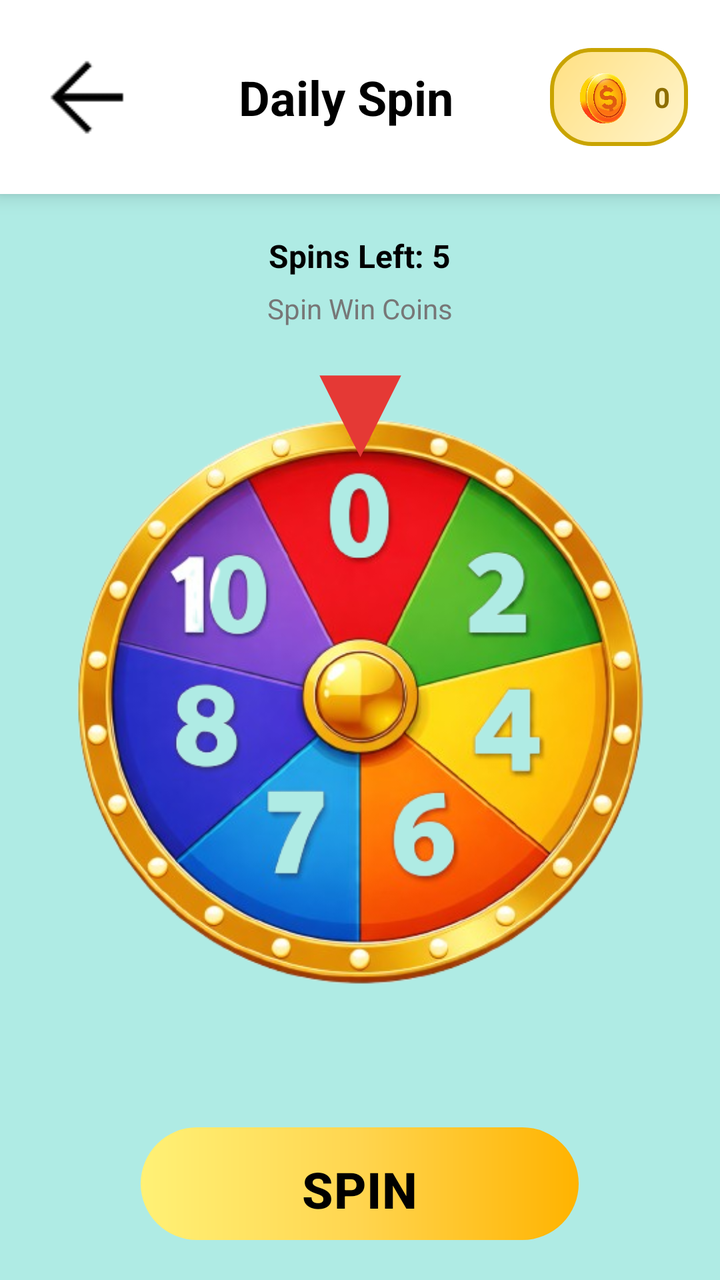
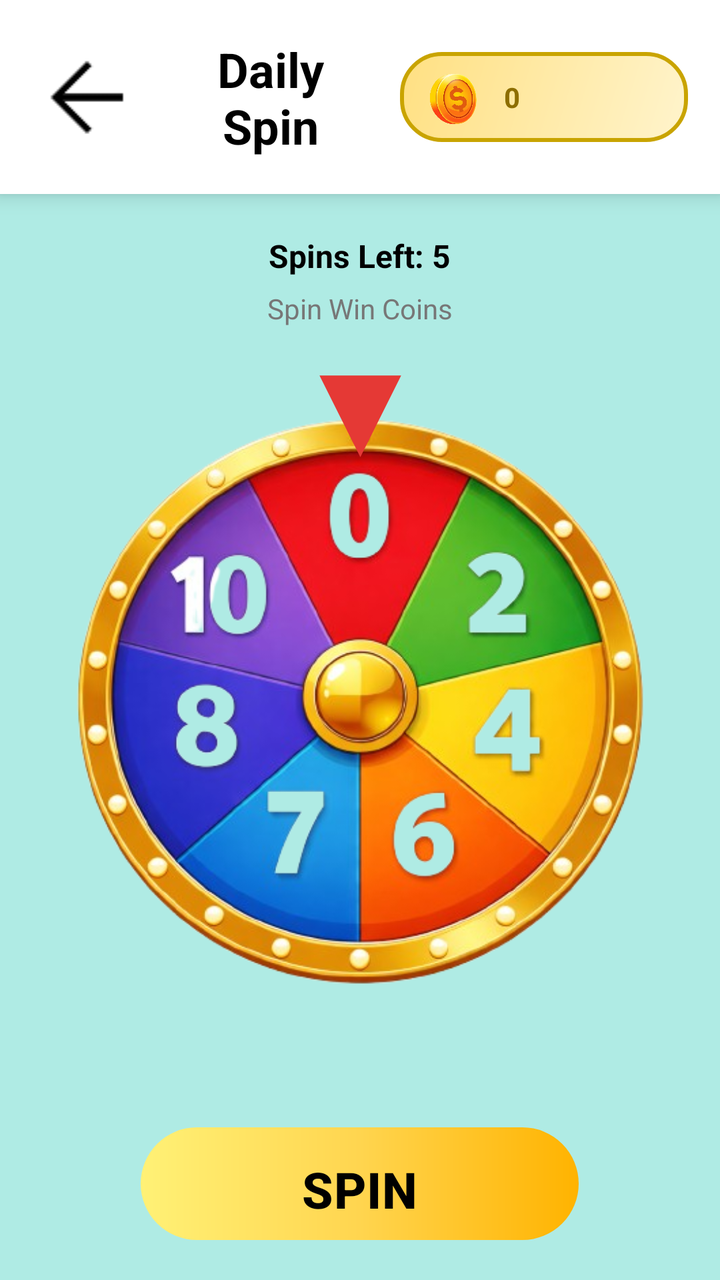

An Android layout rendered at two revisions. The XML below is the earlier revision; the diff shows what the commit changed to produce the second picture.
<!-- AndroidManifest.xml: application theme Theme.RGamer -->
<!-- res/layout/activity_daily_spin.xml -->
<?xml version="1.0" encoding="utf-8"?>
<LinearLayout xmlns:android="http://schemas.android.com/apk/res/android"
    xmlns:app="http://schemas.android.com/apk/res-auto"
    android:layout_width="match_parent"
    android:layout_height="match_parent"
    android:orientation="vertical"
    android:background="#02FFD7">

    
    <androidx.constraintlayout.widget.ConstraintLayout
        android:layout_width="match_parent"
        android:layout_height="97dp"
        android:background="@android:color/white"
        android:elevation="6dp"
        android:paddingHorizontal="16dp">

        
        <ImageView
            android:id="@+id/btnBack"
            android:layout_width="55dp"
            android:layout_height="54dp"
            android:contentDescription="Back"
            android:src="@drawable/back_arrow"
            app:layout_constraintBottom_toBottomOf="parent"
            app:layout_constraintStart_toStartOf="parent"
            app:layout_constraintTop_toTopOf="parent" />

        
        <LinearLayout
            android:id="@+id/layoutCoins"
            android:layout_width="69dp"
            android:layout_height="49dp"
            android:background="@drawable/bg_coin_gradient"
            android:gravity="center_vertical"
            android:orientation="horizontal"
            android:paddingHorizontal="8dp"
            android:paddingVertical="4dp"
            app:layout_constraintBottom_toBottomOf="parent"
            app:layout_constraintEnd_toEndOf="parent"
            app:layout_constraintTop_toTopOf="parent">

            <ImageView
                android:layout_width="38dp"
                android:layout_height="38dp"
                android:src="@drawable/ic_coin" />

            <TextView
                android:id="@+id/txtCoins"
                android:layout_width="wrap_content"
                android:layout_height="wrap_content"
                android:layout_marginStart="6dp"
                android:text="0"
                android:textColor="#8D6E00"
                android:textSize="14sp"
                android:textStyle="bold" />
        </LinearLayout>

        
        <TextView
            android:id="@+id/txtTitle"
            android:layout_width="0dp"
            android:layout_height="wrap_content"
            android:text="Daily Spin"
            android:textColor="@color/black"
            android:textSize="24sp"
            android:textStyle="bold"
            android:gravity="center"
            android:layout_marginHorizontal="12dp"
            app:layout_constraintStart_toEndOf="@id/btnBack"
            app:layout_constraintEnd_toStartOf="@id/layoutCoins"
            app:layout_constraintTop_toTopOf="parent"
            app:layout_constraintBottom_toBottomOf="parent" />

    </androidx.constraintlayout.widget.ConstraintLayout>

    
    <LinearLayout
        android:layout_width="match_parent"
        android:layout_height="match_parent"
        android:background="#AFEBE4"
        android:gravity="center_horizontal"
        android:orientation="vertical"
        android:padding="20dp">

        
        <TextView
            android:id="@+id/txtSpinsLeft"
            android:layout_width="wrap_content"
            android:layout_height="wrap_content"
            android:layout_marginBottom="6dp"
            android:text="Spins Left: 5"
            android:textColor="@color/black"
            android:textSize="16sp"
            android:textStyle="bold" />

        
        <TextView
            android:layout_width="wrap_content"
            android:layout_height="wrap_content"
            android:layout_marginBottom="20dp"
            android:text="Spin Win Coins"
            android:textColor="#777777"
            android:textSize="14sp" />

        
        <FrameLayout
            android:layout_width="300dp"
            android:layout_height="340dp"
            android:layout_marginBottom="28dp">

            

            

            <ImageView
                android:id="@+id/imgWheel"
                android:layout_width="352dp"
                android:layout_height="340dp"
                android:layout_gravity="bottom|center_horizontal"
                android:rotation="0"
                android:src="@drawable/spin_wheel" />

            <ImageView
                android:id="@+id/imgPointer"
                android:layout_width="84dp"
                android:layout_height="49dp"
                android:layout_gravity="top|center_horizontal"
                android:src="@drawable/ic_pointer" />
        </FrameLayout>

        
        <com.google.android.material.button.MaterialButton
            android:id="@+id/btnSpin"
            android:layout_width="219dp"
            android:layout_height="wrap_content"
            android:layout_marginTop="12dp"
            android:background="@drawable/bg_button_ripple"
            android:paddingHorizontal="22dp"
            android:paddingVertical="10dp"
            android:text="SPIN"
            android:textColor="#000000"
            android:textSize="25sp"
            android:textStyle="bold"
            app:backgroundTint="@null"
            app:rippleColor="@null" />

        <com.google.android.gms.ads.AdView
            android:id="@+id/adView"
            android:layout_marginTop="30dp"
            android:layout_width="match_parent"
            android:layout_height="wrap_content"
            app:adSize="BANNER"
            app:adUnitId="ca-app-pub-3940256099942544/6300978111"/>




    </LinearLayout>

</LinearLayout>
<!-- resources referenced by this layout -->
<resources>
  <color name="black">#FF000000</color>
  <!-- drawable back_arrow: png bitmap (drawable, 429 bytes) -->
  <!-- drawable bg_button_ripple (drawable) -->
  <?xml version="1.0" encoding="utf-8"?>
  <ripple xmlns:android="http://schemas.android.com/apk/res/android"
      android:color="#40FFFFFF">
  
      
      <item android:id="@android:id/mask">
          <shape android:shape="rectangle">
              <corners android:radius="30dp"/>
              <solid android:color="@android:color/white"/>
          </shape>
      </item>
  
      
      <item>
          <shape android:shape="rectangle">
  
              <gradient
                  android:type="linear"
                  android:angle="0"
                  android:startColor="#FFF176"
              android:centerColor="#FFD54F"
              android:endColor="#FFB300"/>
  
              <corners android:radius="30dp"/>
  
          </shape>
      </item>
  
  </ripple>
  <!-- drawable bg_coin_gradient (drawable) -->
  <?xml version="1.0" encoding="utf-8"?>
  <shape xmlns:android="http://schemas.android.com/apk/res/android"
      android:shape="rectangle">
  
      
      <corners android:radius="20dp"/>
  
      
      <gradient
          android:startColor="#FFF4CC"
          android:endColor="#FFE082"
          android:angle="135"/>
  
      
      <stroke
          android:width="2dp"
          android:color="#C9A400"/>
  </shape>
  <!-- drawable ic_coin: png bitmap (drawable, 507750 bytes) -->
  <!-- drawable ic_pointer (drawable) -->
  <?xml version="1.0" encoding="utf-8"?>
  <vector xmlns:android="http://schemas.android.com/apk/res/android"
      android:width="24dp"
      android:height="24dp"
      android:viewportWidth="24"
      android:viewportHeight="24">
  
      
      <path
          android:fillColor="#E53935"
          android:pathData="M12,22 L22,2 L2,2 Z"/>
  </vector>
  <!-- drawable spin_wheel: png bitmap (drawable, 286191 bytes) -->
  <style name="Theme.RGamer" parent="Base.Theme.RGamer" />
  <style name="Base.Theme.RGamer" parent="Theme.Material3.DayNight.NoActionBar">
          
          
      </style>
</resources>

<!-- the commit's change to res/layout/activity_daily_spin.xml (unified diff, before → after) -->
@@ -28,8 +28,8 @@
         
         <LinearLayout
             android:id="@+id/layoutCoins"
-            android:layout_width="69dp"
-            android:layout_height="49dp"
+            android:layout_width="144dp"
+            android:layout_height="45dp"
             android:background="@drawable/bg_coin_gradient"
             android:gravity="center_vertical"
             android:orientation="horizontal"
@@ -144,17 +144,17 @@
             app:backgroundTint="@null"
             app:rippleColor="@null" />
 
+
         <com.google.android.gms.ads.AdView
             android:id="@+id/adView"
-            android:layout_marginTop="30dp"
             android:layout_width="match_parent"
             android:layout_height="wrap_content"
+            android:layout_marginTop="60dp"
             app:adSize="BANNER"
-            app:adUnitId="ca-app-pub-3940256099942544/6300978111"/>
-
-
+            app:adUnitId="ca-app-pub-3940256099942544/6300978111" />
 
 
     </LinearLayout>
 
+
 </LinearLayout>
